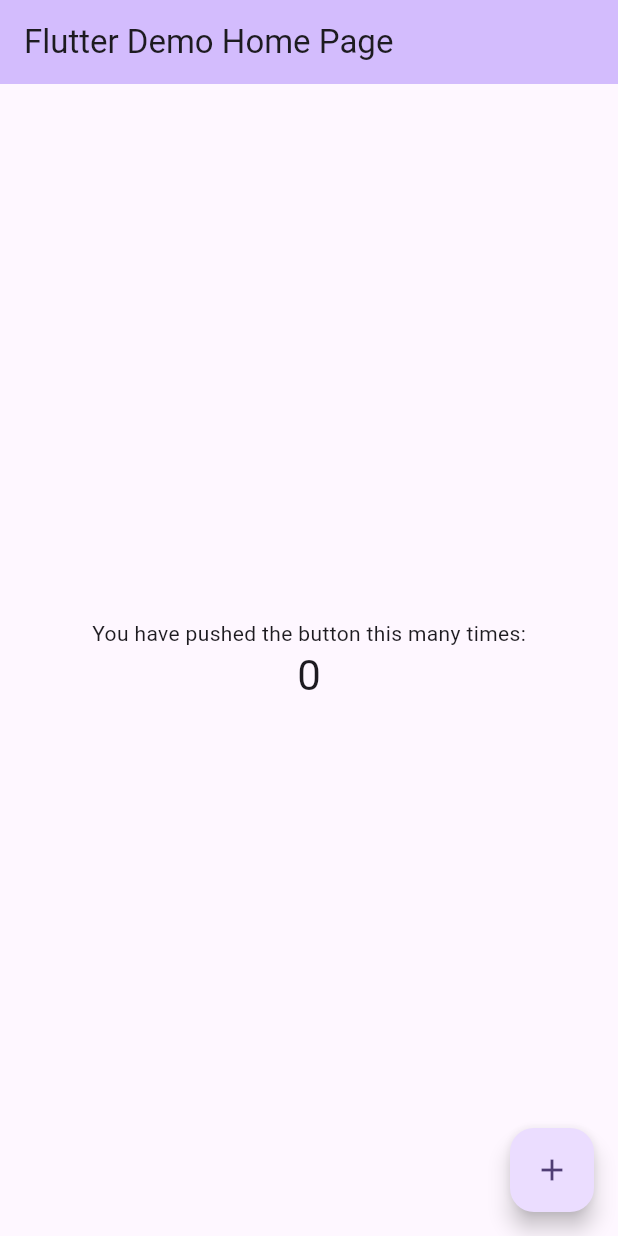
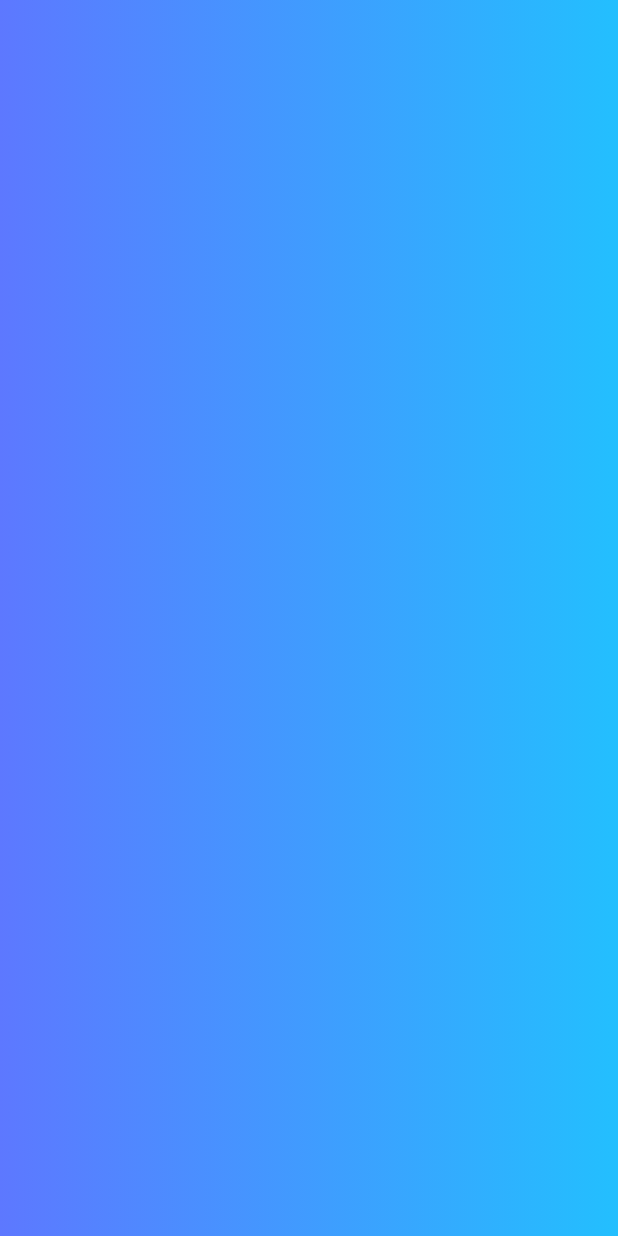
Before and after one commit to LemonLabours/BookBode, a Flutter app: the screen it shows after launch, on a phone screen of 412 x 824 dp. Run offline on Flutter 3.47's test engine with Material 2 defaults, Android fonts, the phone set to English and light mode, and no system bars; our stand-ins replace animated_splash_screen, bloc, page_transition.

```diff
--- a/lib/app/Core/utilities/constants/colors.dart
+++ b/lib/app/Core/utilities/constants/colors.dart
@@ -7,3 +7,10 @@ const hMnueColor = Color(0xFFe1edff);
 const textColor = Color(0xFF4b4e58);
 const hLightGray = Color(0xFFb1b5c1);
 const hDarkGray = Color(0xFF5e6069);
+
+
+const babyAndDarkBlueGradient = LinearGradient(
+  begin: Alignment.centerLeft,
+  end: Alignment.centerRight,
+  colors: [primary, secondary], // Dark to Light Blue
+);
--- a/lib/app/Views/Intro/intro_view.dart
+++ b/lib/app/Views/Intro/intro_view.dart
@@ -0,0 +1,19 @@
+import 'package:flutter/material.dart';
+
+import '../../Core/utilities/constants/colors.dart';
+
+class IntroView extends StatelessWidget {
+  const IntroView({super.key});
+
+  @override
+  Widget build(BuildContext context) {
+    return Scaffold(
+      body: Container(
+        decoration: const BoxDecoration(
+          gradient: babyAndDarkBlueGradient,
+        ),
+        // Rest of your scaffold's content here...
+      ),
+    );
+  }
+}
--- a/lib/main.dart
+++ b/lib/main.dart
@@ -1,4 +1,8 @@
+import 'package:animated_splash_screen/animated_splash_screen.dart';
 import 'package:flutter/material.dart';
+import 'package:page_transition/page_transition.dart';
+import 'package:project_3/app/Views/Intro/intro_view.dart';
+import 'app/Core/utilities/constants/colors.dart';
 
 void main() {
   runApp(const MyApp());
@@ -7,119 +11,20 @@ void main() {
 class MyApp extends StatelessWidget {
   const MyApp({super.key});
 
-  // This widget is the root of your application.
   @override
   Widget build(BuildContext context) {
     return MaterialApp(
-      title: 'Flutter Demo',
-      theme: ThemeData(
-        // This is the theme of your application.
-        //
-        // TRY THIS: Try running your application with "flutter run". You'll see
-        // the application has a blue toolbar. Then, without quitting the app,
-        // try changing the seedColor in the colorScheme below to Colors.green
-        // and then invoke "hot reload" (save your changes or press the "hot
-        // reload" button in a Flutter-supported IDE, or press "r" if you used
-        // the command line to start the app).
-        //
-        // Notice that the counter didn't reset back to zero; the application
-        // state is not lost during the reload. To reset the state, use hot
-        // restart instead.
-        //
-        // This works for code too, not just values: Most code changes can be
-        // tested with just a hot reload.
-        colorScheme: ColorScheme.fromSeed(seedColor: Colors.deepPurple),
-        useMaterial3: true,
+      theme: ThemeData(),
+      home: AnimatedSplashScreen(
+        duration: 4000,
+        splash: Image.asset('assets/imgs/BBLogo.png'),
+        splashIconSize: 200.0,
+        nextScreen: const IntroView(),
+        splashTransition: SplashTransition.slideTransition,
+        pageTransitionType: PageTransitionType.rightToLeftWithFade,
+        backgroundColor: secondary,
       ),
-      home: const MyHomePage(title: 'Flutter Demo Home Page'),
+      debugShowCheckedModeBanner: false,
     );
   }
 }
-
-class MyHomePage extends StatefulWidget {
-  const MyHomePage({super.key, required this.title});
-
-  // This widget is the home page of your application. It is stateful, meaning
-  // that it has a State object (defined below) that contains fields that affect
-  // how it looks.
-
-  // This class is the configuration for the state. It holds the values (in this
-  // case the title) provided by the parent (in this case the App widget) and
-  // used by the build method of the State. Fields in a Widget subclass are
-  // always marked "final".
-
-  final String title;
-
-  @override
-  State<MyHomePage> createState() => _MyHomePageState();
-}
-
-class _MyHomePageState extends State<MyHomePage> {
-  int _counter = 0;
-
-  void _incrementCounter() {
-    setState(() {
-      // This call to setState tells the Flutter framework that something has
-      // changed in this State, which causes it to rerun the build method below
-      // so that the display can reflect the updated values. If we changed
-      // _counter without calling setState(), then the build method would not be
-      // called again, and so nothing would appear to happen.
-      _counter++;
-    });
-  }
-
-  @override
-  Widget build(BuildContext context) {
-    // This method is rerun every time setState is called, for instance as done
-    // by the _incrementCounter method above.
-    //
-    // The Flutter framework has been optimized to make rerunning build methods
-    // fast, so that you can just rebuild anything that needs updating rather
-    // than having to individually change instances of widgets.
-    return Scaffold(
-      appBar: AppBar(
-        // TRY THIS: Try changing the color here to a specific color (to
-        // Colors.amber, perhaps?) and trigger a hot reload to see the AppBar
-        // change color while the other colors stay the same.
-        backgroundColor: Theme.of(context).colorScheme.inversePrimary,
-        // Here we take the value from the MyHomePage object that was created by
-        // the App.build method, and use it to set our appbar title.
-        title: Text(widget.title),
-      ),
-      body: Center(
-        // Center is a layout widget. It takes a single child and positions it
-        // in the middle of the parent.
-        child: Column(
-          // Column is also a layout widget. It takes a list of children and
-          // arranges them vertically. By default, it sizes itself to fit its
-          // children horizontally, and tries to be as tall as its parent.
-          //
-          // Column has various properties to control how it sizes itself and
-          // how it positions its children. Here we use mainAxisAlignment to
-          // center the children vertically; the main axis here is the vertical
-          // axis because Columns are vertical (the cross axis would be
-          // horizontal).
-          //
-          // TRY THIS: Invoke "debug painting" (choose the "Toggle Debug Paint"
-          // action in the IDE, or press "p" in the console), to see the
-          // wireframe for each widget.
-          mainAxisAlignment: MainAxisAlignment.center,
-          children: <Widget>[
-            const Text(
-              'You have pushed the button this many times:',
-            ),
-            Text(
-              '$_counter',
-              style: Theme.of(context).textTheme.headlineMedium,
-            ),
-          ],
-        ),
-      ),
-      floatingActionButton: FloatingActionButton(
-        onPressed: _incrementCounter,
-        tooltip: 'Increment',
-        child: const Icon(Icons.add),
-      ), // This trailing comma makes auto-formatting nicer for build methods.
-    );
-  }
-}
```
Also changed, not shown: lib/app/Views/Booking/booking_view.dart (+10 -0 lines), lib/app/Views/Home/home_view.dart (+10 -0 lines), lib/app/Views/Hotel Details/hotel_detail_view.dart (+10 -0 lines), lib/app/Views/Notifiy/notifiy_view.dart (+10 -0 lines), lib/app/Views/Orders/order_view.dart (+10 -0 lines), lib/app/Views/Profile/profile_view.dart (+10 -0 lines), pubspec.yaml (+6 -34 lines), assets/imgs/1.png (added), assets/imgs/2.png (added), assets/imgs/3.png (added), assets/imgs/4.png (added), assets/imgs/5.png (added), assets/imgs/6.png (added), assets/imgs/BBLogo.png (added), 3 more files, 3 other files.
